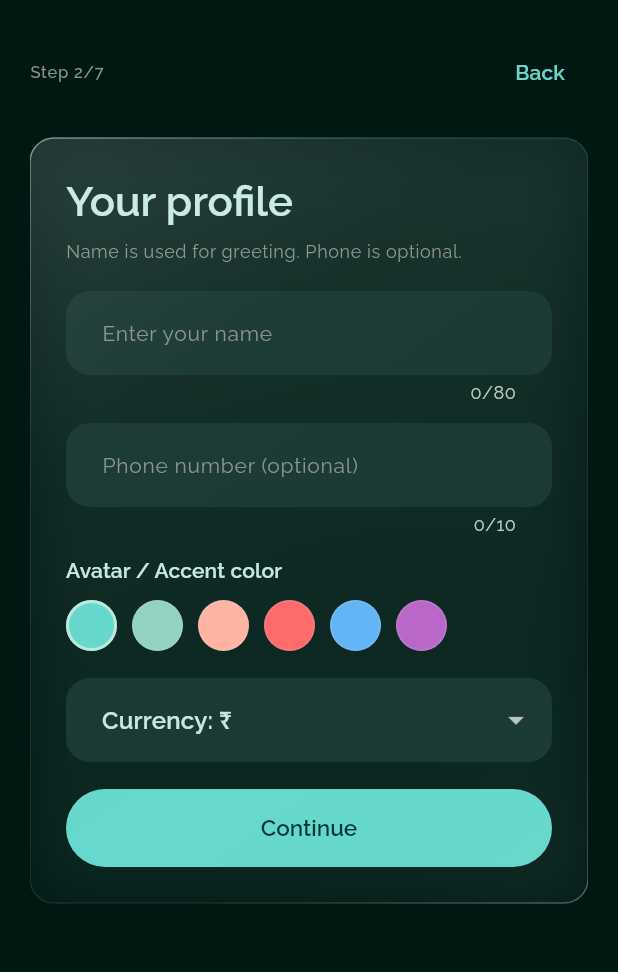
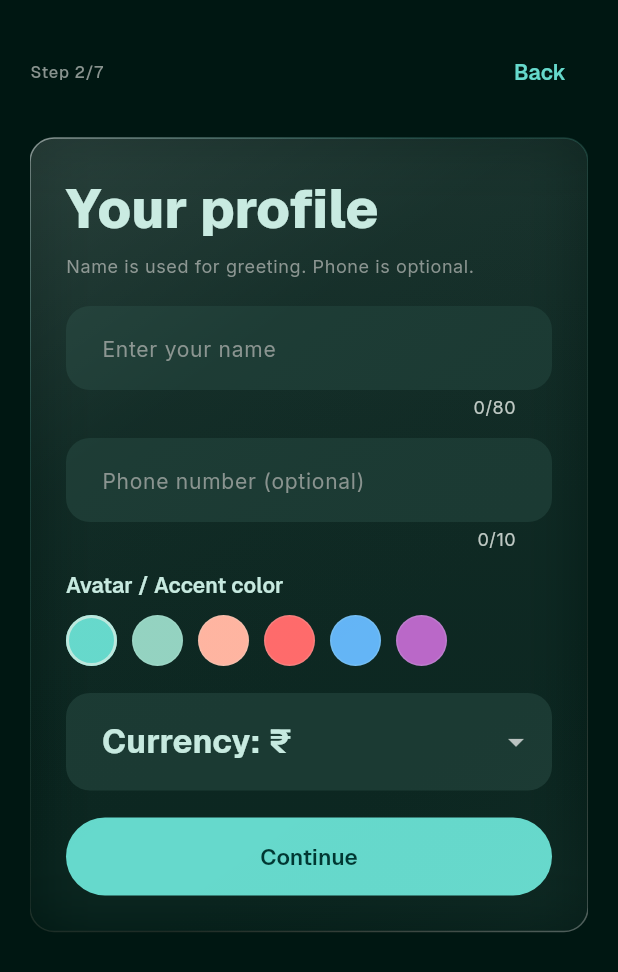
Before and after one commit to Kropout/Purze-app, a Flutter app: the screen it shows after launch, swiped to page 2, on a phone screen of 412 x 824 dp. Shown: the top 972 px of the screen. Run offline on Flutter 3.47's test engine with Material 3 defaults, Android fonts, the phone set to English and light mode, and no system bars; our stand-ins replace fl_chart, flutter_riverpod, google_fonts, hive, hive_flutter, local_auth and 1 more; accounts and stored records are empty.

Commit message:
Design changes (font)

```diff
--- a/lib/core/theme/app_theme.dart
+++ b/lib/core/theme/app_theme.dart
@@ -43,7 +43,10 @@ class AppTheme {
         surfaceDim: AppColors.surfaceDim,
         surfaceTint: AppColors.surfaceTint,
       ),
-      textTheme: _buildTextTheme(AppColors.onSurface, AppColors.onSurfaceVariant),
+      textTheme: _buildTextTheme(
+        AppColors.onSurface,
+        AppColors.onSurfaceVariant,
+      ),
       appBarTheme: AppBarTheme(
         backgroundColor: AppColors.surface,
         foregroundColor: AppColors.onSurface,
@@ -66,13 +69,13 @@ class AppTheme {
         }),
         labelTextStyle: WidgetStateProperty.resolveWith((states) {
           if (states.contains(WidgetState.selected)) {
-            return GoogleFonts.raleway(
+            return GoogleFonts.geist(
               color: AppColors.primary,
               fontSize: 12,
               fontWeight: FontWeight.w600,
             );
           }
-          return GoogleFonts.raleway(
+          return GoogleFonts.geist(
             color: AppColors.outline,
             fontSize: 12,
             fontWeight: FontWeight.w500,
@@ -82,9 +85,7 @@ class AppTheme {
       cardTheme: CardThemeData(
         color: AppColors.surfaceContainerHighest,
         elevation: 0,
-        shape: RoundedRectangleBorder(
-          borderRadius: BorderRadius.circular(16),
-        ),
+        shape: RoundedRectangleBorder(borderRadius: BorderRadius.circular(16)),
       ),
       chipTheme: ChipThemeData(
         backgroundColor: AppColors.surfaceContainerHigh,
@@ -94,9 +95,7 @@ class AppTheme {
           fontSize: 13,
           fontWeight: FontWeight.w500,
         ),
-        shape: RoundedRectangleBorder(
-          borderRadius: BorderRadius.circular(24),
-        ),
+        shape: RoundedRectangleBorder(borderRadius: BorderRadius.circular(24)),
         side: BorderSide.none,
       ),
       inputDecorationTheme: InputDecorationTheme(
@@ -114,11 +113,11 @@ class AppTheme {
           borderRadius: BorderRadius.circular(16),
           borderSide: const BorderSide(color: AppColors.primary, width: 2),
         ),
-        hintStyle: GoogleFonts.raleway(
-          color: AppColors.outline,
-          fontSize: 14,
+        hintStyle: GoogleFonts.inter(color: AppColors.outline, fontSize: 14),
+        contentPadding: const EdgeInsets.symmetric(
+          horizontal: 20,
+          vertical: 16,
         ),
-        contentPadding: const EdgeInsets.symmetric(horizontal: 20, vertical: 16),
       ),
       elevatedButtonTheme: ElevatedButtonThemeData(
         style: ElevatedButton.styleFrom(
@@ -129,7 +128,7 @@ class AppTheme {
           shape: RoundedRectangleBorder(
             borderRadius: BorderRadius.circular(9999),
           ),
-          textStyle: GoogleFonts.raleway(
+          textStyle: GoogleFonts.geist(
             fontSize: 15,
             fontWeight: FontWeight.w600,
           ),
@@ -176,13 +175,16 @@ class AppTheme {
         surfaceDim: AppColors.lightSurfaceDim,
         surfaceTint: AppColors.lightPrimary,
       ),
-      textTheme: _buildTextTheme(AppColors.lightOnSurface, AppColors.lightOnSurfaceVariant),
+      textTheme: _buildTextTheme(
+        AppColors.lightOnSurface,
+        AppColors.lightOnSurfaceVariant,
+      ),
       appBarTheme: AppBarTheme(
         backgroundColor: AppColors.lightSurface,
         foregroundColor: AppColors.lightOnSurface,
         elevation: 0,
         centerTitle: false,
-        titleTextStyle: GoogleFonts.raleway(
+        titleTextStyle: GoogleFonts.geist(
           color: AppColors.lightOnSurface,
           fontSize: 20,
           fontWeight: FontWeight.w700,
@@ -199,13 +201,13 @@ class AppTheme {
         }),
         labelTextStyle: WidgetStateProperty.resolveWith((states) {
           if (states.contains(WidgetState.selected)) {
-            return GoogleFonts.raleway(
+            return GoogleFonts.geist(
               color: AppColors.lightPrimary,
               fontSize: 12,
               fontWeight: FontWeight.w600,
             );
           }
-          return GoogleFonts.raleway(
+          return GoogleFonts.geist(
             color: AppColors.lightOutline,
             fontSize: 12,
             fontWeight: FontWeight.w500,
@@ -215,21 +217,17 @@ class AppTheme {
       cardTheme: CardThemeData(
         color: AppColors.lightSurfaceContainerHighest,
         elevation: 0,
-        shape: RoundedRectangleBorder(
-          borderRadius: BorderRadius.circular(16),
-        ),
+        shape: RoundedRectangleBorder(borderRadius: BorderRadius.circular(16)),
       ),
       chipTheme: ChipThemeData(
         backgroundColor: AppColors.lightSurfaceContainerHigh,
         selectedColor: AppColors.lightPrimaryContainer,
-        labelStyle: GoogleFonts.raleway(
+        labelStyle: GoogleFonts.geist(
           color: AppColors.lightOnSurface,
           fontSize: 13,
           fontWeight: FontWeight.w500,
         ),
-        shape: RoundedRectangleBorder(
-          borderRadius: BorderRadius.circular(24),
-        ),
+        shape: RoundedRectangleBorder(borderRadius: BorderRadius.circular(24)),
         side: BorderSide.none,
       ),
       inputDecorationTheme: InputDecorationTheme(
@@ -247,11 +245,14 @@ class AppTheme {
           borderRadius: BorderRadius.circular(16),
           borderSide: const BorderSide(color: AppColors.lightPrimary, width: 2),
         ),
-        hintStyle: GoogleFonts.raleway(
+        hintStyle: GoogleFonts.inter(
           color: AppColors.lightOutline,
           fontSize: 14,
         ),
-        contentPadding: const EdgeInsets.symmetric(horizontal: 20, vertical: 16),
+        contentPadding: const EdgeInsets.symmetric(
+          horizontal: 20,
+          vertical: 16,
+        ),
       ),
       elevatedButtonTheme: ElevatedButtonThemeData(
         style: ElevatedButton.styleFrom(
@@ -262,7 +263,7 @@ class AppTheme {
           shape: RoundedRectangleBorder(
             borderRadius: BorderRadius.circular(9999),
           ),
-          textStyle: GoogleFonts.raleway(
+          textStyle: GoogleFonts.geist(
             fontSize: 15,
             fontWeight: FontWeight.w600,
           ),
@@ -273,86 +274,86 @@ class AppTheme {
 
   static TextTheme _buildTextTheme(Color onSurface, Color onSurfaceVariant) {
     return TextTheme(
-      displayLarge: GoogleFonts.raleway(
-        fontSize: 56,
+      displayLarge: GoogleFonts.geist(
+        fontSize: 62,
         fontWeight: FontWeight.w700,
         color: onSurface,
         letterSpacing: -1.5,
       ),
-      displayMedium: GoogleFonts.raleway(
-        fontSize: 45,
-        fontWeight: FontWeight.w700,
+      displayMedium: GoogleFonts.geist(
+        fontSize: 51,
+        fontWeight: FontWeight.w800,
         color: onSurface,
         letterSpacing: -0.5,
       ),
-      displaySmall: GoogleFonts.raleway(
-        fontSize: 36,
+      displaySmall: GoogleFonts.geist(
+        fontSize: 42,
         fontWeight: FontWeight.w600,
         color: onSurface,
       ),
-      headlineLarge: GoogleFonts.raleway(
-        fontSize: 32,
+      headlineLarge: GoogleFonts.geist(
+        fontSize: 38,
         fontWeight: FontWeight.w700,
         color: onSurface,
       ),
-      headlineMedium: GoogleFonts.raleway(
-        fontSize: 28,
+      headlineMedium: GoogleFonts.geist(
+        fontSize: 36,
+        fontWeight: FontWeight.w800,
+        color: onSurface,
+      ),
+      headlineSmall: GoogleFonts.geist(
+        fontSize: 30,
         fontWeight: FontWeight.w600,
         color: onSurface,
       ),
-      headlineSmall: GoogleFonts.raleway(
-        fontSize: 24,
-        fontWeight: FontWeight.w600,
+      titleLarge: GoogleFonts.geist(
+        fontSize: 28,
+        fontWeight: FontWeight.w700,
         color: onSurface,
       ),
-      titleLarge: GoogleFonts.raleway(
+      titleMedium: GoogleFonts.geist(
         fontSize: 22,
-        fontWeight: FontWeight.w600,
-        color: onSurface,
-      ),
-      titleMedium: GoogleFonts.raleway(
-        fontSize: 16,
-        fontWeight: FontWeight.w600,
+        fontWeight: FontWeight.w700,
         color: onSurface,
         letterSpacing: 0.15,
       ),
-      titleSmall: GoogleFonts.raleway(
-        fontSize: 14,
-        fontWeight: FontWeight.w500,
+      titleSmall: GoogleFonts.geist(
+        fontSize: 23,
+        fontWeight: FontWeight.w700,
         color: onSurface,
         letterSpacing: 0.1,
       ),
-      bodyLarge: GoogleFonts.raleway(
+      bodyLarge: GoogleFonts.inter(
         fontSize: 16,
         fontWeight: FontWeight.w400,
         color: onSurface,
         letterSpacing: 0.5,
       ),
-      bodyMedium: GoogleFonts.raleway(
+      bodyMedium: GoogleFonts.inter(
         fontSize: 14,
         fontWeight: FontWeight.w400,
         color: onSurface,
         letterSpacing: 0.25,
       ),
-      bodySmall: GoogleFonts.raleway(
+      bodySmall: GoogleFonts.inter(
         fontSize: 12,
         fontWeight: FontWeight.w400,
         color: onSurfaceVariant,
         letterSpacing: 0.4,
       ),
-      labelLarge: GoogleFonts.raleway(
+      labelLarge: GoogleFonts.geist(
         fontSize: 14,
         fontWeight: FontWeight.w600,
         color: onSurface,
         letterSpacing: 0.1,
       ),
-      labelMedium: GoogleFonts.raleway(
+      labelMedium: GoogleFonts.geist(
         fontSize: 12,
         fontWeight: FontWeight.w500,
         color: onSurface,
         letterSpacing: 0.5,
       ),
-      labelSmall: GoogleFonts.raleway(
+      labelSmall: GoogleFonts.geist(
         fontSize: 11,
         fontWeight: FontWeight.w500,
         color: onSurfaceVariant,
--- a/lib/presentation/widgets/transaction_tile.dart
+++ b/lib/presentation/widgets/transaction_tile.dart
@@ -62,7 +62,7 @@ class TransactionTile extends ConsumerWidget {
                         Text(
                           transaction.merchant,
                           style: Theme.of(context).textTheme.titleSmall?.copyWith(
-                                fontWeight: FontWeight.w600,
+                                fontWeight: FontWeight.w700,
                                 fontSize: 14,
                               ),
                         ),
```
Also changed, not shown: lib/presentation/screens/main_shell.dart (+17 -17 lines), lib/presentation/widgets/category_chip.dart (+11 -6 lines).
